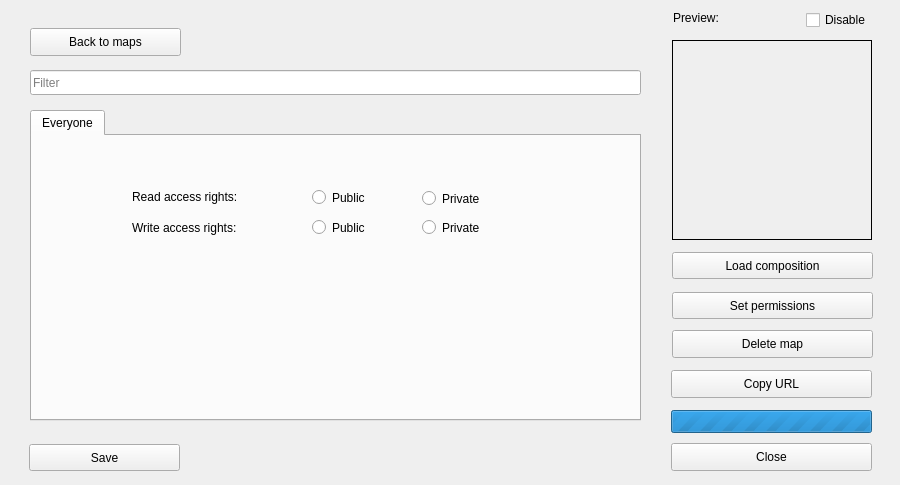
First picture: the form in dlg_addMap.ui, repository LESPROJEKT/qgis-layman-plugin, before the edit.
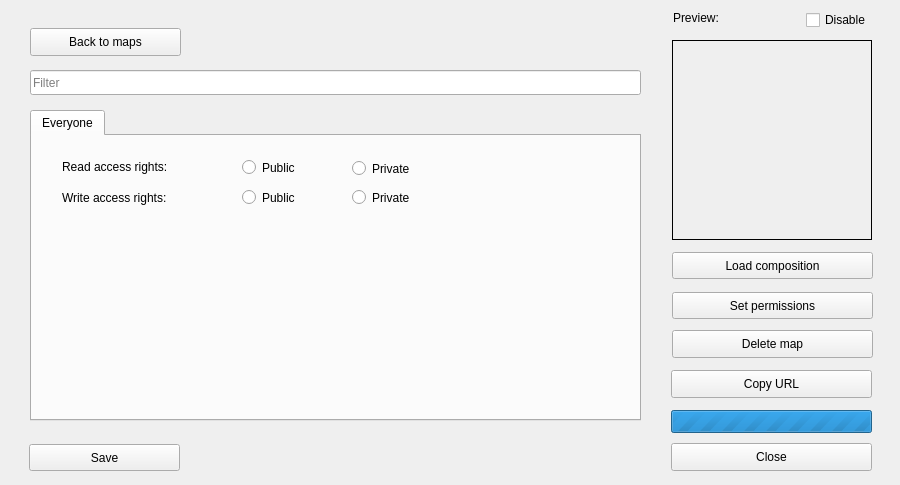
Second picture: the form after the edit. The open tabs and pages were chosen to show the change. Icons and pictures are not drawn. Custom widgets are drawn as their Qt base class.

Diff of the .ui file:
```diff
--- a/dlg_addMap.ui
+++ b/dlg_addMap.ui
@@ -300,8 +300,8 @@
       <widget class="QRadioButton" name="radioButton">
        <property name="geometry">
         <rect>
-         <x>280</x>
-         <y>50</y>
+         <x>210</x>
+         <y>20</y>
          <width>111</width>
          <height>23</height>
         </rect>
@@ -313,8 +313,8 @@
       <widget class="QRadioButton" name="radioButton_2">
        <property name="geometry">
         <rect>
-         <x>390</x>
-         <y>51</y>
+         <x>320</x>
+         <y>21</y>
          <width>111</width>
          <height>23</height>
         </rect>
@@ -326,8 +326,8 @@
       <widget class="QRadioButton" name="radioButton_3">
        <property name="geometry">
         <rect>
-         <x>390</x>
-         <y>80</y>
+         <x>320</x>
+         <y>50</y>
          <width>111</width>
          <height>23</height>
         </rect>
@@ -339,8 +339,8 @@
       <widget class="QRadioButton" name="radioButton_4">
        <property name="geometry">
         <rect>
-         <x>280</x>
-         <y>80</y>
+         <x>210</x>
+         <y>50</y>
          <width>111</width>
          <height>23</height>
         </rect>
@@ -352,8 +352,8 @@
       <widget class="QLabel" name="label_5">
        <property name="geometry">
         <rect>
-         <x>100</x>
-         <y>52</y>
+         <x>30</x>
+         <y>22</y>
          <width>141</width>
          <height>17</height>
         </rect>
@@ -368,8 +368,8 @@
       <widget class="QLabel" name="label_6">
        <property name="geometry">
         <rect>
-         <x>100</x>
-         <y>83</y>
+         <x>30</x>
+         <y>53</y>
          <width>141</width>
          <height>17</height>
         </rect>
```
